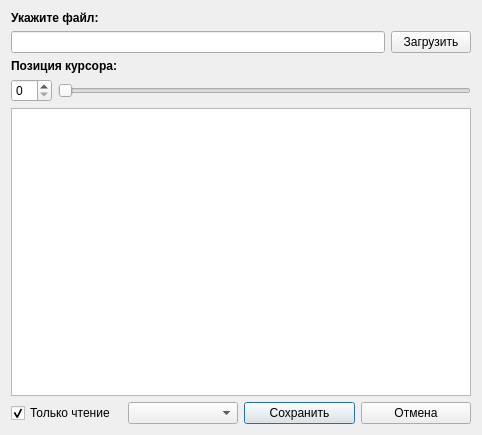
Qt form Easy-work/Plugin/RegimeFile/OpenFile/openfile.ui (KeyGen/Easy-work) before a commit.
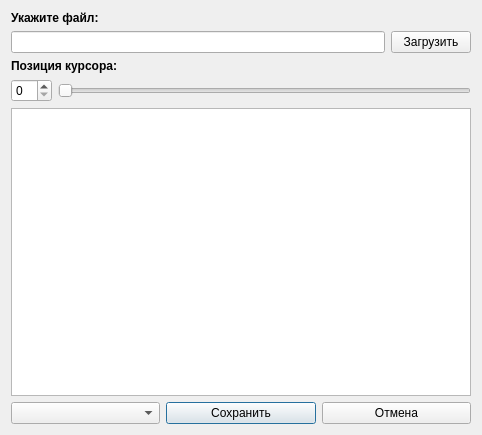
The same form after that commit.

Diff of the .ui file:
```diff
--- a/Easy-work/Plugin/RegimeFile/OpenFile/openfile.ui
+++ b/Easy-work/Plugin/RegimeFile/OpenFile/openfile.ui
@@ -22,16 +22,6 @@
       </property>
       <item row="2" column="0">
        <layout class="QHBoxLayout" name="horizontalLayout_3">
-        <item>
-         <widget class="QCheckBox" name="checkBox">
-          <property name="text">
-           <string>Только чтение</string>
-          </property>
-          <property name="checked">
-           <bool>true</bool>
-          </property>
-         </widget>
-        </item>
         <item>
          <widget class="QComboBox" name="comboBoxCodec"/>
         </item>
```
Left out of the diff: 35 changed lines with no effect on the pictures.
